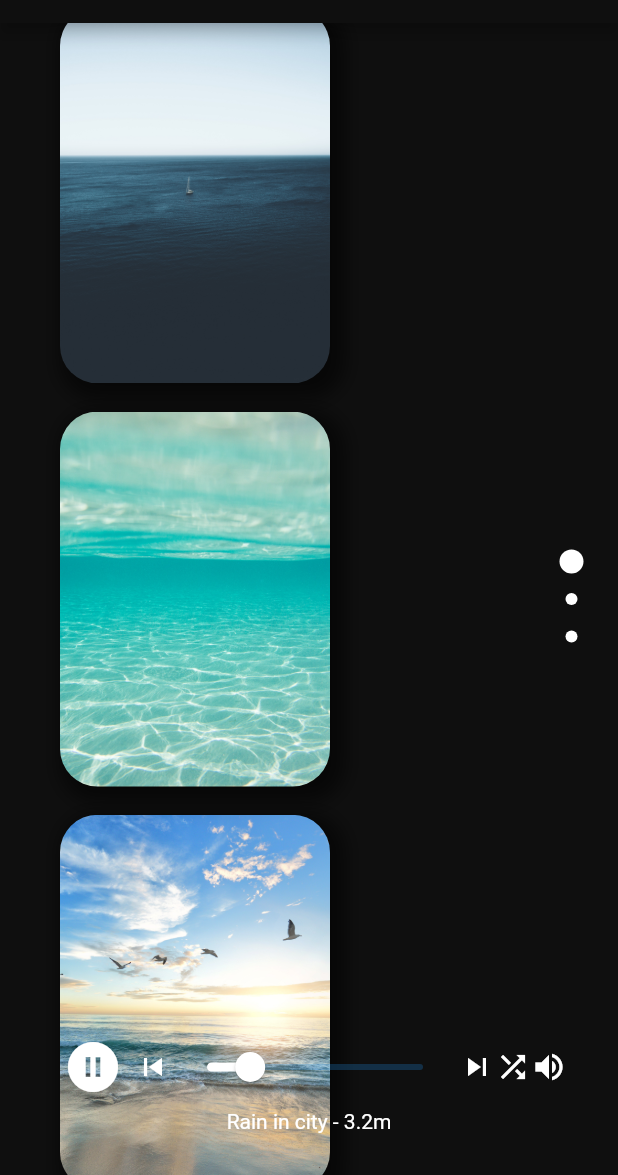
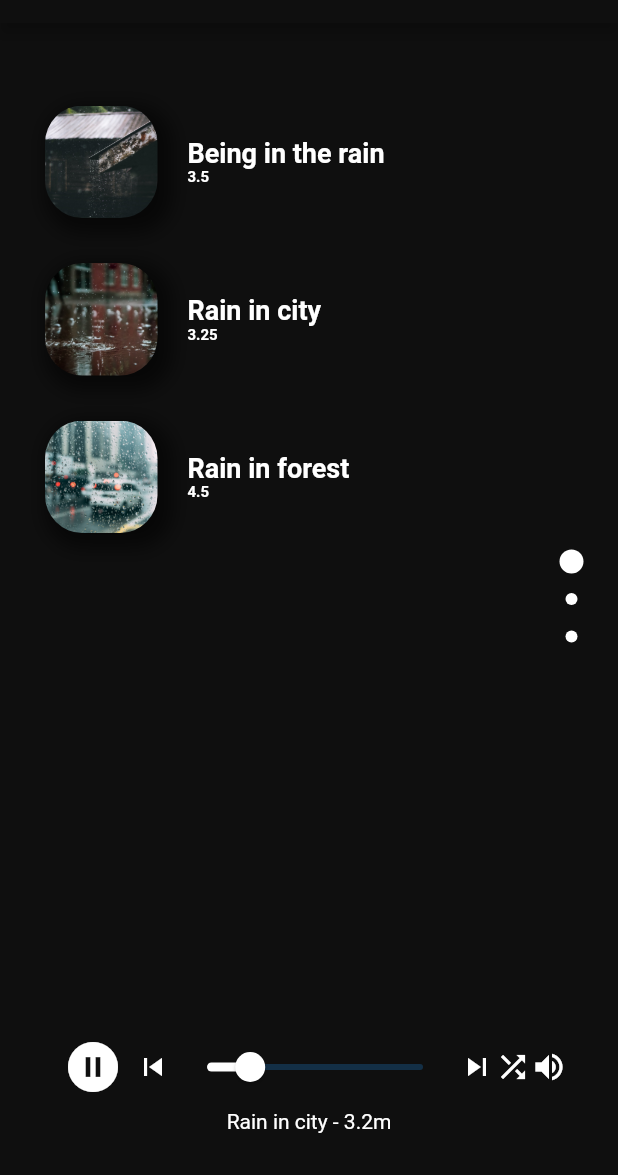
Before and after one commit to conradomanclossi/white_noise, a Flutter app: the screen it shows after launch, on a phone screen of 412 x 824 dp, the part 61-1236 px from its top. Run offline on Flutter 3.47's test engine with Material 2 defaults, Android fonts, the phone set to English and light mode, and no system bars; our stand-ins replace mobx; generated files the repository leaves out were written again.

Commit message:
Mobx implemetation

```diff
--- a/lib/main.dart
+++ b/lib/main.dart
@@ -1,5 +1,20 @@
 import 'package:flutter/material.dart';
+import 'package:provider/provider.dart';
 
+import 'pages/controllers/controller.dart';
 import 'pages/home.dart';
 
-void main() => runApp(MaterialApp(home: MyHomePage(), debugShowCheckedModeBanner: false));
+void main() => runApp(App());
+
+class App extends StatelessWidget {
+  @override
+  Widget build(BuildContext context) {
+    return Provider(
+      create: (_) => Controller(),
+      child: MaterialApp(
+        home: HomePage(),
+        debugShowCheckedModeBanner: false,
+      ),
+    );
+  }
+}
--- /dev/null
+++ b/lib/pages/controllers/controller.dart
@@ -0,0 +1,86 @@
+import 'package:flutter/material.dart';
+import 'package:mobx/mobx.dart';
+
+part 'controller.g.dart';
+
+class Controller = _ControllerBase with _$Controller;
+
+class Song {
+  String img;
+  String text;
+  double time;
+  String classElement;
+  IconData icon;
+
+  Song(this.img, this.text, this.time, this.classElement);
+
+  defineIcon() {
+    if (classElement == "rain") {
+      return icon = Icons.cloud;
+    } else if (classElement == "forest") {
+      return icon = Icons.terrain;
+    } else if (classElement == "sea") {
+      return icon = Icons.brightness_low;
+    }
+  }
+
+  Song.fromJson(Map<String, dynamic> json)
+      : img = json["img"],
+        text = json["text"],
+        time = json["time"],
+        classElement = json["classElement"],
+        icon = json["icon"];
+
+  // json["icon"];
+
+  Map<String, dynamic> toJson() => {
+        "img": img,
+        "text": text,
+        "time": time,
+        "classElement": classElement,
+        "icon": icon
+      };
+
+  @override
+  String toString() {
+    return "Song(img: $img, text: $text, time: $time, classElement: $classElement, icon: $icon)";
+  }
+}
+
+abstract class _ControllerBase with Store {
+  @observable
+  Map songs = {
+    "Rain": [
+      Song("images/rain.jpeg", "Being in the rain", 3.5, "rain"),
+      Song("images/relaxing_rain.jpg", "Rain in city", 3.25, "rain"),
+      Song("images/rain_city.jpeg", "Rain in forest", 4.5, "rain"),
+      Song("images/rain_forest.jpg", "Relaxing rain", 2.1, "rain")
+    ],
+    "Forest": [
+      Song("images/forest_being.jpeg", "Being in the forest", 4.3, "forest"),
+      Song("images/forest_birds.jpeg", "Deep in forest", 5.2, "forest"),
+      Song("images/forest_deep.jpeg", "Forest and bird's", 4.5, "forest"),
+      Song(
+          "images/forest_lake.jpeg", "Relaxing forest and lake", 2.1, "forest"),
+    ],
+    "Sea": [
+      Song("images/sea.jpg", "Being in the rain", 7.1, "sea"),
+      Song("images/sea_deep.jpg", "Rain in city", 3.2, "sea"),
+      Song("images/sea_relax.jpg", "Rain in forest", 4.5, "sea"),
+      Song("images/sea_waves.jpg", "Relaxing rain", 2.1, "sea")
+    ]
+  };
+
+  @computed
+  List get keysList {
+    return songs.keys.toList();
+  }
+
+  @action
+  songsList(String value) {
+    return songs[value];
+  }
+
+  //TODO: make the bookmark
+  //TODO: Theme changer
+}
--- a/lib/pages/home.dart
+++ b/lib/pages/home.dart
@@ -1,10 +1,10 @@
 import 'package:flutter/material.dart';
 import 'package:flutter/widgets.dart';
+import 'package:provider/provider.dart';
+import 'package:white_noise/pages/controllers/controller.dart';
+import 'package:white_noise/pages/page.dart';
 import 'dart:math';
 
-import 'sea.dart';
-import 'rain.dart';
-import 'forest.dart';
 import 'items/player.dart';
 
 class DotsIndicator extends AnimatedWidget {
@@ -57,18 +57,19 @@ class DotsIndicator extends AnimatedWidget {
   }
 }
 
-class MyHomePage extends StatefulWidget {
+class HomePage extends StatefulWidget {
   @override
-  State createState() => MyHomePageState();
+  State createState() => HomePageState();
 }
 
-class MyHomePageState extends State<MyHomePage> {
+class HomePageState extends State<HomePage> {
   final _controller = PageController();
-
-  final List<Widget> _pages = <Widget>[Sea(), Rain(), Forest()];
 
   @override
   Widget build(BuildContext context) {
+    final controller = Provider.of<Controller>(context);
+    List keysList = controller.keysList;
+
     return MaterialApp(
       home: Scaffold(
         backgroundColor: Color(0xFF0F0F0F),
@@ -82,8 +83,10 @@ class MyHomePageState extends State<MyHomePage> {
                 scrollDirection: Axis.vertical,
                 physics: AlwaysScrollableScrollPhysics(),
                 controller: _controller,
+                itemCount: keysList.length,
                 itemBuilder: (BuildContext context, int index) {
-                return _pages[index % _pages.length];
+                  var item = keysList[index];
+                  return Pages(controller.songsList(item));
                 },
               ),
             Positioned(
@@ -95,9 +98,9 @@ class MyHomePageState extends State<MyHomePage> {
                 padding: const EdgeInsets.all(20.0),
                 child: RotatedBox(
                   quarterTurns: 1,
-                  child: DotsIndicator(
+                  child:DotsIndicator(
                       controller: _controller,
-                    itemCount: _pages.length,
+                      itemCount: keysList.length,
                       onPageSelected: (int page) {
                         _controller.animateToPage(
                           page,
@@ -105,7 +108,7 @@ class MyHomePageState extends State<MyHomePage> {
                           curve: Curves.ease,
                         );
                       },
-                  ),
+                    )
                 ),
               ),
             ),
--- a/lib/pages/items/small_items.dart
+++ b/lib/pages/items/small_items.dart
@@ -1,6 +1,11 @@
 import 'package:flutter/material.dart';
+import 'package:white_noise/pages/controllers/controller.dart';
 
-Widget smallItems(_img, _titulo, _time, [_iconOptional]) {
+Widget smallItems(Song song) {
+  var _img = song.img;
+  var _titulo = song.text;
+  var _time = song.time;
+  var _iconOptional = song.icon;
   return Padding(
     padding: const EdgeInsets.only(top: 30.0, left: 30.0),
     child: Row(
@@ -28,7 +33,11 @@ Widget smallItems(_img, _titulo, _time, [_iconOptional]) {
             shape: RoundedRectangleBorder(
                 borderRadius: BorderRadius.circular(25.0)),
             splashColor: Colors.white.withOpacity(0.5),
-            child: _iconOptional,
+            child: Icon(
+              _iconOptional,
+              color: Colors.white,
+              size: 40.0,
+            ),
           ),
         ),
         Padding(
@@ -53,11 +62,3 @@ Widget smallItems(_img, _titulo, _time, [_iconOptional]) {
     ),
   );
 }
-
-Widget playIcon() {
-  return Icon(
-    Icons.play_circle_outline,
-    color: Colors.white,
-    size: 40.0,
-  );
-}
--- /dev/null
+++ b/lib/pages/page.dart
@@ -0,0 +1,28 @@
+import 'package:flutter/material.dart';
+import 'package:white_noise/pages/controllers/controller.dart';
+import 'package:white_noise/pages/items/small_items.dart';
+
+class Pages extends StatelessWidget {
+  final List<Song> songs;
+
+  const Pages(this.songs, {Key key}) : super(key: key);
+
+  @override
+  Widget build(BuildContext context) {
+    return Column(
+      crossAxisAlignment: CrossAxisAlignment.start,
+      children: <Widget>[
+        Container(
+            width: 300,
+            height: 335,
+            margin: EdgeInsets.only(top: 25),
+            child: ListView.builder(
+              itemCount: songs.length,
+              itemBuilder: (BuildContext context, int index) {
+                return smallItems(songs[index]);
+              },
+            ))
+      ],
+    );
+  }
+}
--- a/lib/pages/sea.dart
+++ /dev/null
@@ -1,154 +0,0 @@
-import 'package:flutter/material.dart';
-
-class Sea extends StatefulWidget {
-  @override
-  _SeaState createState() => _SeaState();
-}
-
-class _SeaState extends State<Sea> {
-  PageController pageController;
-
-  List<List<String>> images = [
-    ['images/sea.jpg', 'Being in the rain', '1', '7.1m'],
-    ['images/sea_deep.jpg', 'Rain in city', '2', '3.2m'],
-    ['images/sea_relax.jpg', 'Rain in forest', '3', '4.5m'],
-    ['images/sea_waves.jpg', 'Relaxing rain', '4', '2.1m']
-  ];
-
-  @override
-  void initState() {
-    super.initState();
-    pageController = PageController(
-      initialPage: 1,
-      viewportFraction: 0.35,
-    );
-  }
-
-  @override
-  Widget build(BuildContext context) {
-    return PageView.builder(
-        scrollDirection: Axis.vertical,
-        controller: pageController,
-        itemCount: images.length,
-        itemBuilder: (context, position) {
-          return imageSlider(position);
-        });
-  }
-
-  imageSlider(int index) {
-    return AnimatedBuilder(
-      animation: pageController,
-      builder: (context, widget) {
-        double value = 1;
-        if (pageController.position.haveDimensions) {
-          value = pageController.page - index;
-          value = (1 - (value.abs() * 0.3)).clamp(0.0, 1);
-        }
-        return Padding(
-          padding: const EdgeInsets.only(left: 20.0),
-          child: Align(
-            alignment: Alignment.centerLeft,
-            child: Stack(
-              children: <Widget>[
-                Container(
-                  padding: EdgeInsets.only(left: Curves.easeInOut.transform(value) * 20),
-                  height: Curves.easeInOut.transform(value) * 250,
-                  width: Curves.easeInOut.transform(value) * 200,
-                  child: Stack(
-                    children: <Widget>[
-                      widget,
-                      AnimatedOpacity(
-                        opacity: index == pageController.page ? 1 : 0,
-                        duration: Duration(milliseconds: 10),
-                        child: Stack(
-                          children: <Widget>[
-                            widget,
-                            Padding(
-                              padding: const EdgeInsets.only(
-                                top: 160.0,
-                                left: 8,
-                              ),
-                              child: Text(
-                                images[index][1],
-                                style: TextStyle(
-                                  color: Colors.white,
-                                  fontSize: 20.0,
-                                ),
-                              ),
-                            ),
-                            Padding(
-                              padding: EdgeInsets.only(top: 20),
-                              child: Icon(
-                                Icons.bookmark,
-                                color: Colors.white,
-                                size: 40.0,
-                              ),
-                            ),
-                          ],
-                        ),
-                      )
-                    ],
-                  ),
-                ),
-                Padding(
-                  padding: const EdgeInsets.only(top: 20, left: 170),
-                  child: AnimatedOpacity(
-                    opacity: index == pageController.page ? 1 : 0,
-                    duration: Duration(seconds: 1),
-                    child: Container(
-                        width: 60.0,
-                        height: 60.0,
-                        decoration: BoxDecoration(
-                          color: Colors.white,
-                          borderRadius: BorderRadius.circular(100.0),
-                          boxShadow: [
-                            BoxShadow(
-                              color: Colors.black45,
-                              blurRadius: 10.0,
-                              spreadRadius: 5.0,
-                              offset: Offset(5, 5),
-                            ),
-                          ],
-                        ),
-                        child: Icon(
-                          Icons.brightness_low,
-                          color: Colors.black54,
-                          size: 30.0,
-                        )),
-                  ),
-                )
-              ],
-            ),
-          ),
-        );
-      },
-      child: Container(
-        decoration: BoxDecoration(
-            borderRadius: BorderRadius.circular(25.0),
-            image: DecorationImage(
-              image: AssetImage(images[index][0]),
-              fit: BoxFit.cover,
-            ),
-            boxShadow: [
-              BoxShadow(
-                color: Colors.black54,
-                blurRadius: 10.0,
-                spreadRadius: 5.0,
-                offset: Offset(5, 5),
-              )
-            ]),
-        child: FlatButton(
-          onPressed: () {},
-          highlightColor: Colors.transparent,
-          shape: RoundedRectangleBorder(
-            borderRadius: BorderRadius.circular(25.0),
-          ),
-          splashColor: Colors.white.withOpacity(0.5),
-          child: Align(
-            alignment: Alignment.centerLeft,
-          ),
-        ),
-      ),
-    );
-  }
-}
--- a/pubspec.yaml
+++ b/pubspec.yaml
@@ -23,10 +23,16 @@ dependencies:
   # The following adds the Cupertino Icons font to your application.
   # Use with the CupertinoIcons class for iOS style icons.
   cupertino_icons: ^0.1.2
+  provider:
+  mobx:
+  flutter_mobx:
+  path_provider:
 
 dev_dependencies:
   flutter_test:
     sdk: flutter
+  mobx_codegen:
+  build_runner:
 
 
 # For information on the generic Dart part of this file, see the
```
Also changed, not shown: lib/pages/database.dart (deleted, +0 -28 lines), lib/pages/forest.dart (deleted, +0 -38 lines), lib/pages/items/big_box.dart (+13 -3 lines), lib/pages/rain.dart (deleted, +0 -48 lines), lib/pages/controllers/controller.g.dart (added), pubspec.lock, 8 other files. Lines whose indentation alone changed are shown as unchanged.
